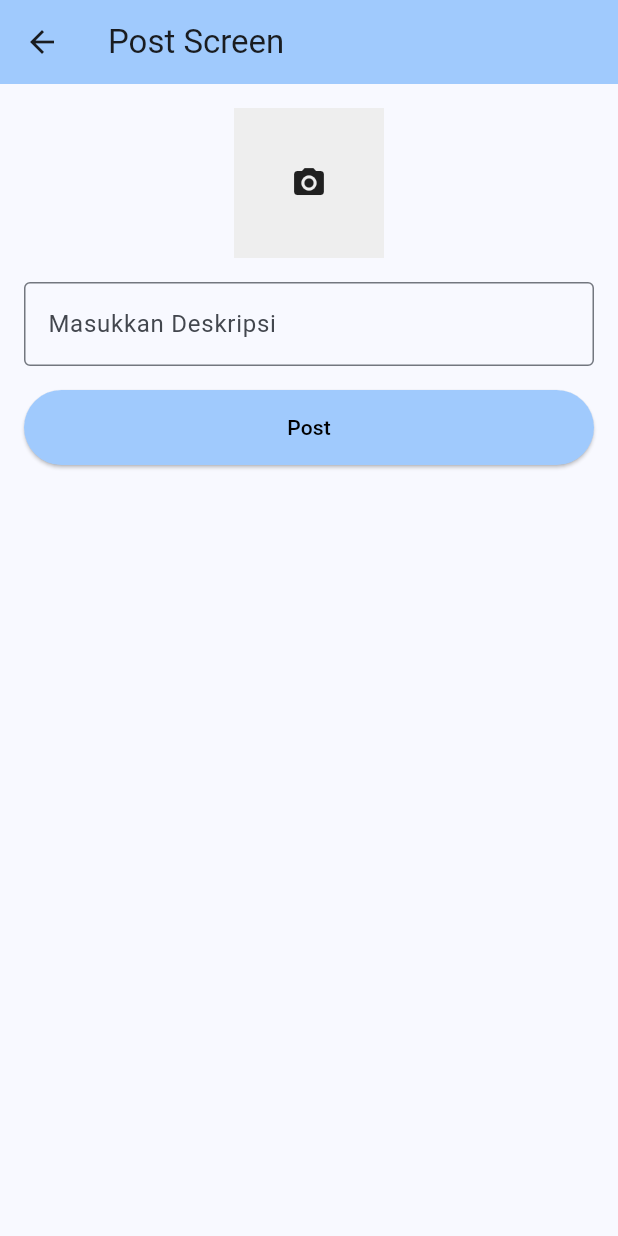
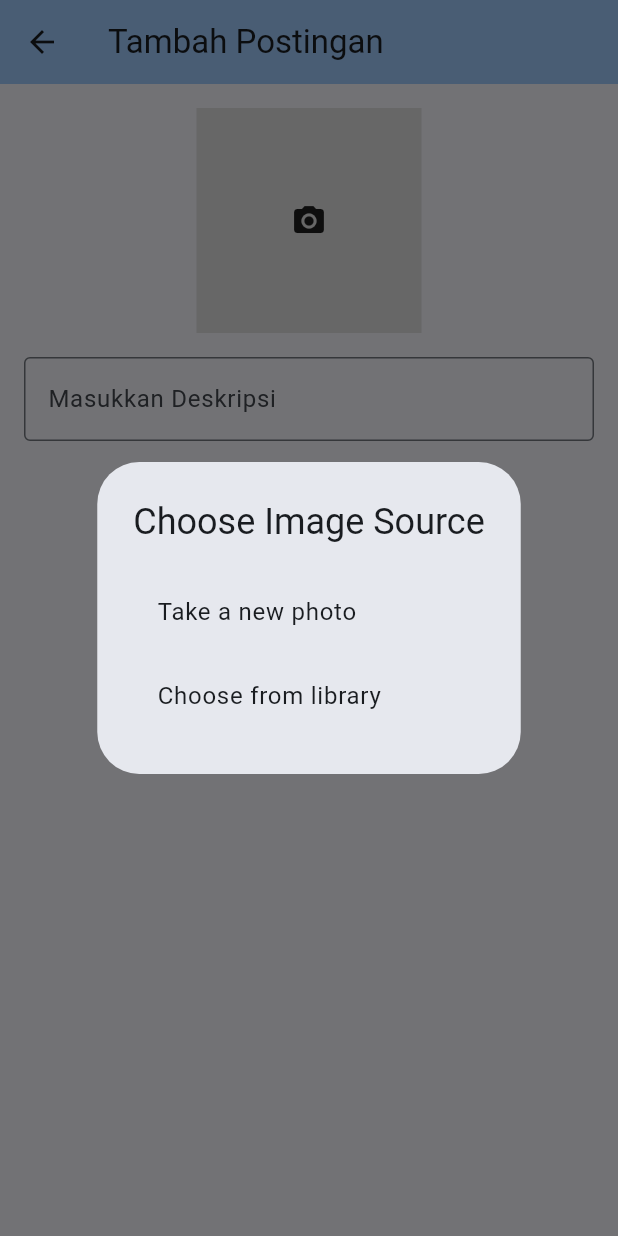
Before and after one commit to Adryanto/fasum_app, a Flutter app: the PostScreen screen opened directly, after a tap on the "camera alt" icon, on a phone screen of 412 x 824 dp. Run offline on Flutter 3.47's test engine with Material 3 defaults, Android fonts, the phone set to English and light mode, and no system bars; our stand-ins replace cloud_firestore, firebase_auth, firebase_core, firebase_storage, google_sign_in, image_picker; accounts and stored records are empty.

```diff
--- a/lib/screens/post_screen.dart
+++ b/lib/screens/post_screen.dart
@@ -1,13 +1,12 @@
 import 'dart:io';
-import 'package:fasum_app/screens/home_screen.dart';
+import 'package:cloud_firestore/cloud_firestore.dart';
+import 'package:firebase_storage/firebase_storage.dart';
 import 'package:flutter/material.dart';
 import 'package:image_picker/image_picker.dart';
 
 class PostScreen extends StatefulWidget {
-  const PostScreen({Key? key});
-
   @override
-  State<PostScreen> createState() => _PostScreenState();
+  _PostScreenState createState() => _PostScreenState();
 }
 
 class _PostScreenState extends State<PostScreen> {
@@ -19,8 +18,8 @@ class _PostScreenState extends State<PostScreen> {
   Widget build(BuildContext context) {
     return Scaffold(
       appBar: AppBar(
-        title: const Text("Post Screen"),
         backgroundColor: Theme.of(context).colorScheme.inversePrimary,
+        title: Text('Tambah Postingan'),
       ),
       body: Padding(
         padding: const EdgeInsets.all(16.0),
@@ -28,19 +27,13 @@ class _PostScreenState extends State<PostScreen> {
           children: [
             GestureDetector(
               onTap: () async {
-                final pickedFile =
-                await _picker.pickImage(source: ImageSource.camera);
-                if (pickedFile != null) {
-                  setState(() {
-                    _image = pickedFile;
-                  });
-                }
+                await _showImageSourceDialog();
               },
               child: Container(
-                width: 100,
-                height: 100,
+                width: 150,
+                height: 150,
                 decoration: BoxDecoration(
-                  color: Colors.grey[200],
+                  color: Colors.grey[300],
 
                 ),
                 child: _image != null
@@ -57,16 +50,87 @@ class _PostScreenState extends State<PostScreen> {
               ),
             ),
             SizedBox(height: 16),
+
             ElevatedButton(
-              onPressed: () {
+              onPressed: () async {
+                if (_image == null) {
+                  ScaffoldMessenger.of(context).showSnackBar(
+                    SnackBar(content: Text('Please select an image')),
+                  );
+                  return;
+                }
 
-                Navigator.pop(context);
+                Reference referenceRoot = FirebaseStorage.instance.ref();
+                Reference referenceDirImages = referenceRoot.child("images");
+                Reference referenceImagesToUpload =
+                referenceDirImages.child(_image!.path.split("/").last);
+
+                try {
+                  final uploadTask =
+                  await referenceImagesToUpload.putFile(File(_image!.path));
+                  final downloadUrl = await uploadTask.ref.getDownloadURL();
+
+                  // Add Firebase Cloud Firestore functionality here
+                  final CollectionReference posts =
+                  FirebaseFirestore.instance.collection('posts');
+                  await posts.add({
+                    'text': _postTextController.text,
+                    'image_url': downloadUrl,
+                    'timestamp': Timestamp.now(),
+                  });
+
+                  ScaffoldMessenger.of(context).showSnackBar(
+                    SnackBar(content: Text('Image uploaded successfully')),
+                  );
+
+                  Navigator.pop(context);
+                } catch (e) {
+                  ScaffoldMessenger.of(context).showSnackBar(
+                    SnackBar(content: Text('Error uploading image: $e')),
+                  );
+                }
               },
-              style: ElevatedButton.styleFrom(
-                minimumSize: Size(double.infinity, 50),
-                backgroundColor: Theme.of(context).colorScheme.inversePrimary,
-              ),
-              child: Text('Post', style: TextStyle(color: Colors.black),),
+              child: Text('Post'),
+            ),
+          ],
+        ),
+      ),
+    );
+  }
+
+  Future<void> _showImageSourceDialog() async {
+    await showDialog(
+      context: context,
+      builder: (context) => AlertDialog(
+        title: Text('Choose Image Source'),
+        content: Column(
+          mainAxisSize: MainAxisSize.min,
+          children: [
+            ListTile(
+              title: Text('Take a new photo'),
+              onTap: () async {
+                Navigator.of(context).pop();
+                final pickedFile =
+                await _picker.pickImage(source: ImageSource.camera);
+                if (pickedFile != null) {
+                  setState(() {
+                    _image = pickedFile;
+                  });
+                }
+              },
+            ),
+            ListTile(
+              title: Text('Choose from library'),
+              onTap: () async {
+                Navigator.of(context).pop();
+                final pickedFile =
+                await _picker.pickImage(source: ImageSource.gallery);
+                if (pickedFile != null) {
+                  setState(() {
+                    _image = pickedFile;
+                  });
+                }
+              },
             ),
           ],
         ),
--- a/pubspec.yaml
+++ b/pubspec.yaml
@@ -41,6 +41,9 @@ dependencies:
   google_sign_in: ^6.2.1
   camera: ^0.10.6
   image_picker: ^1.1.1
+  firebase_storage: ^11.7.5
+  image_picker_plus: ^0.5.9
+  cloud_firestore: ^4.17.3
 
 dev_dependencies:
   flutter_test:
```
Also changed, not shown: lib/screens/home_screen.dart (+20 -14 lines), pubspec.lock, 3 other files.
